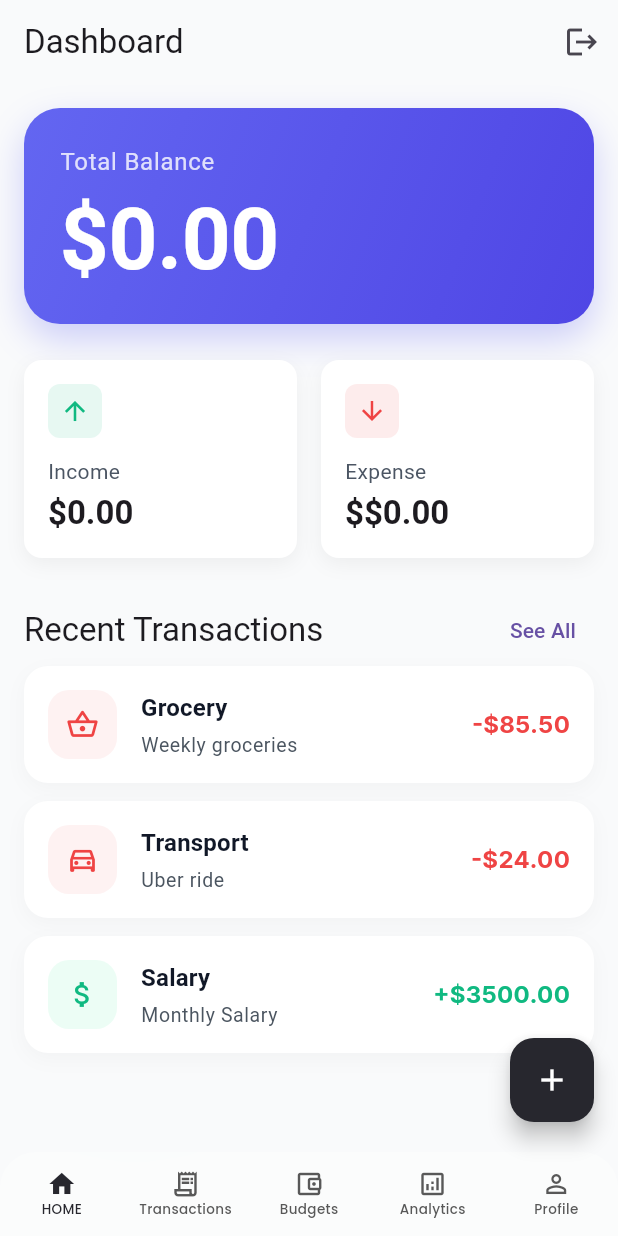
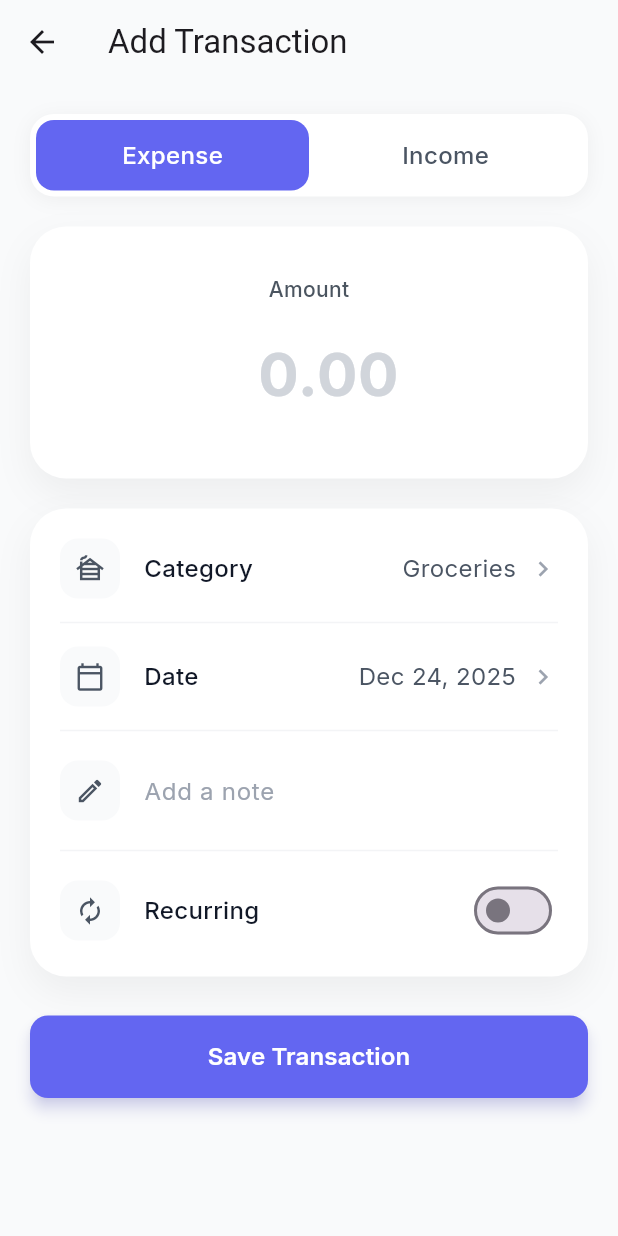
Before and after one commit to Mohsi99/obsidian_magnetar, a Flutter app: the screen it shows after launch, after a tap on the "add" icon, on a phone screen of 412 x 824 dp. Run offline on Flutter 3.47's test engine with Material 3 defaults, Android fonts, the phone set to English and light mode, and no system bars; our stand-ins replace firebase_auth, google_fonts; missing offline and left inert: dart:ffi; accounts and stored records are empty.

Commit message:
Add transaction screen and bottom navigation UI

```diff
--- a/lib/presentation/screens/bottom_navigation_bar_view/bottom_navigation_bar_screen.dart
+++ b/lib/presentation/screens/bottom_navigation_bar_view/bottom_navigation_bar_screen.dart
@@ -7,6 +7,7 @@ import 'package:obsidian_magnetar/presentation/screens/transactions/transactions
 import '../budget/budget_screen.dart';
 import '../home/home_screen.dart';
 import '../placeholder_screen.dart';
+import '../transactions/add_transaction_screen.dart';
 
 class BottomNavigationBarView extends StatefulWidget {
   const BottomNavigationBarView({super.key});
@@ -106,7 +107,11 @@ class _BottomNavigationBarViewState extends State<BottomNavigationBarView> {
         padding: const EdgeInsets.only(bottom: 60.0),
         child: FloatingActionButton(
           onPressed: () {
-            // TODO: Navigate to add transaction
+            Navigator.of(context).push(
+              MaterialPageRoute(
+                builder: (context) => const AddTransactionScreen(),
+              ),
+            );
           },
           backgroundColor: const Color(0xff27272E),
           child: const Icon(Icons.add, color: Colors.white),
--- a/lib/presentation/screens/home/home_screen.dart
+++ b/lib/presentation/screens/home/home_screen.dart
@@ -1,14 +1,16 @@
 import 'package:flutter/material.dart';
-import 'package:obsidian_magnetar/presentation/screens/transactions/transactions_screen.dart';
 import 'package:provider/provider.dart';
-
 
 import '../../../core/constants/app_colors.dart';
 import '../../../core/constants/app_dimensions.dart';
 import '../../../core/constants/app_strings.dart';
+
 import '../../../core/data/model/transactions_model.dart';
 import '../../../providers/currency_provider.dart';
 import '../auth/login_screen.dart';
+import '../transactions/transactions_screen.dart';
+
+import '../transactions/add_transaction_screen.dart';
 import '../transactions/widget/transaction_list_item.dart';
 
 class HomeScreen extends StatefulWidget {
@@ -168,7 +170,7 @@ class _HomeScreenState extends State<HomeScreen> {
             Expanded(
               child: _buildSummaryCard(
                 AppStrings.expense,
-                '${context.watch<CurrencyProvider>().currency.symbol}\$0.00',
+                '${context.watch<CurrencyProvider>().currency.symbol}0.00',
                 AppColors.danger500,
                 Icons.arrow_downward,
               ),
@@ -196,6 +198,7 @@ class _HomeScreenState extends State<HomeScreen> {
             ),
           ],
         ),
+        const SizedBox(height: 12),
         ListView.separated(
           shrinkWrap: true,
           physics: const NeverScrollableScrollPhysics(),
--- /dev/null
+++ b/lib/presentation/screens/transactions/add_transaction_screen.dart
@@ -0,0 +1,370 @@
+import 'package:flutter/material.dart';
+import 'package:google_fonts/google_fonts.dart';
+import 'package:intl/intl.dart';
+import 'package:obsidian_magnetar/core/constants/app_colors.dart';
+import 'package:obsidian_magnetar/core/data/model/transactions_model.dart';
+
+class AddTransactionScreen extends StatefulWidget {
+  const AddTransactionScreen({super.key});
+
+  @override
+  State<AddTransactionScreen> createState() => _AddTransactionScreenState();
+}
+
+class _AddTransactionScreenState extends State<AddTransactionScreen> {
+  TransactionType _selectedType = TransactionType.expense;
+  final TextEditingController _amountController = TextEditingController();
+  final TextEditingController _noteController = TextEditingController();
+  DateTime _selectedDate = DateTime.now();
+  String _selectedCategory = 'Groceries';
+  bool _isRecurring = false;
+
+  @override
+  void dispose() {
+    _amountController.dispose();
+    _noteController.dispose();
+    super.dispose();
+  }
+
+  Future<void> _selectDate(BuildContext context) async {
+    final DateTime? picked = await showDatePicker(
+        context: context,
+        initialDate: _selectedDate,
+        firstDate: DateTime(2000),
+        lastDate: DateTime(2100));
+    if (picked != null && picked != _selectedDate) {
+      setState(() {
+        _selectedDate = picked;
+      });
+    }
+  }
+
+  @override
+  Widget build(BuildContext context) {
+    return Scaffold(
+      backgroundColor: const Color(0xFFF9FAFB),
+      appBar: AppBar(
+        title: Text("Add Transaction"),
+        leading: IconButton(onPressed: (){
+          Navigator.pop(context);
+        }, icon:  const Icon(Icons.arrow_back),),
+        elevation: 0,
+        backgroundColor: Colors.transparent,
+      ),
+        body: SafeArea(child: SingleChildScrollView(
+          child: Padding(padding: EdgeInsets.all(20),child: Column(
+            crossAxisAlignment: CrossAxisAlignment.stretch,
+            children: [
+              _buildTypeSelector(),
+              const SizedBox(height: 20),
+              _buildAmountInput(),
+              const SizedBox(height: 20),
+              _buildFormCard(),
+              const SizedBox(height: 26),
+              ElevatedButton(onPressed: (){Navigator.pop(context);},
+
+                style:  ElevatedButton.styleFrom(
+                  backgroundColor: AppColors.primary500,
+                  foregroundColor: Colors.white,
+                  padding: const EdgeInsets.symmetric(vertical: 16),
+                  shape: RoundedRectangleBorder(
+                    borderRadius: BorderRadius.circular(12),
+                  ),
+                  elevation: 4,
+                  shadowColor: AppColors.primary500.withValues(alpha: 0.4),
+                ),
+
+                child:Text(
+                'Save Transaction',
+                style: GoogleFonts.inter(
+                  fontSize: 16,
+                  fontWeight: FontWeight.w600,
+                ),
+              ), )
+            ],
+          ),),
+        )),
+    );
+  }
+
+  Widget _buildTypeSelector() {
+    return Container(
+      padding: EdgeInsets.all(4),
+      decoration: BoxDecoration(
+        color: Colors.white,
+        borderRadius: BorderRadius.circular(16),
+        boxShadow: [
+          BoxShadow(
+            color: Colors.black.withValues(alpha: 0.05),
+            blurRadius: 10,
+            offset: const Offset(0, 2),
+          ),
+        ],
+      ),
+      child: Row(
+        children: [
+          Expanded(
+              child: _buildTypeButton(
+            title: "Expense",
+            isSelected: _selectedType == TransactionType.expense,
+            onTap: () =>
+                setState(() => _selectedType = TransactionType.expense),
+          )),
+          Expanded(
+              child: _buildTypeButton(
+            title: "Income",
+            isSelected: _selectedType == TransactionType.income,
+            onTap: () => setState(() => _selectedType = TransactionType.income),
+          )),
+        ],
+      ),
+    );
+  }
+
+  Widget _buildTypeButton({
+    required String title,
+    required bool isSelected,
+    required VoidCallback onTap,
+  }) {
+    return GestureDetector(
+      onTap: onTap,
+      child: AnimatedContainer(
+        duration: Duration(milliseconds: 200),
+        padding: const EdgeInsets.symmetric(vertical: 12),
+        decoration: BoxDecoration(
+          color: isSelected ? AppColors.primary500 : Colors.transparent,
+          borderRadius: BorderRadius.circular(12),
+        ),
+        alignment: Alignment.center,
+        child: Text(
+          title,
+          style: GoogleFonts.inter(
+            fontSize: 16,
+            fontWeight: FontWeight.w500,
+            color: isSelected ? Colors.white : AppColors.gray600,
+          ),
+        ),
+      ),
+    );
+  }
+
+  Widget _buildAmountInput() {
+    return Container(
+      padding: EdgeInsets.symmetric(
+        horizontal: 24,
+        vertical: 32,
+      ),
+      decoration: BoxDecoration(
+        color: Colors.white,
+        borderRadius: BorderRadius.circular(24),
+        boxShadow: [
+          BoxShadow(
+            color: Colors.black.withValues(alpha: 0.05),
+            blurRadius: 20,
+            offset: const Offset(0, 10),
+          ),
+        ],
+      ),
+      child: Column(
+        children: [
+          Text(
+            "Amount",
+            style: GoogleFonts.inter(
+              fontSize: 14,
+              color: AppColors.gray500,
+              fontWeight: FontWeight.w500,
+            ),
+          ),
+          SizedBox(
+            height: 8,
+          ),
+          TextField(
+            controller: _amountController,
+            keyboardType: const TextInputType.numberWithOptions(decimal: true),
+            textAlign: TextAlign.center,
+            style: GoogleFonts.inter(
+              fontSize: 40,
+              fontWeight: FontWeight.w700,
+              color: AppColors.gray900,
+            ),
+            decoration: InputDecoration(
+              border: InputBorder.none,
+              focusedBorder: InputBorder.none,
+              enabledBorder: InputBorder.none,
+              prefixText: "\$",
+              prefixStyle: GoogleFonts.inter(
+                fontSize: 40,
+                fontWeight: FontWeight.w700,
+                color: AppColors.gray900,
+              ),
+              hintText: '0.00',
+              hintStyle: GoogleFonts.inter(
+                color: AppColors.gray300,
+              ),
+            ),
+          )
+        ],
+      ),
+    );
+  }
+
+  Widget _buildFormCard() {
+    return Container(
+      padding: const EdgeInsets.all(20),
+      decoration: BoxDecoration(
+        color: Colors.white,
+        borderRadius: BorderRadius.circular(24),
+        boxShadow: [
+          BoxShadow(
+            color: Colors.black.withValues(alpha: 0.05),
+            blurRadius: 20,
+            offset: const Offset(0, 10),
+          ),
+        ],
+      ),
+      child: Column(
+        children: [
+          _buildFormRow(
+              icon: Icons.cabin_outlined,
+              label: "Category",
+              value: _selectedCategory,
+              onTap: () {},showArrow: true),
+          const Divider(height: 32, color: AppColors.gray100),
+          _buildFormRow(
+            icon: Icons.calendar_today_outlined,
+            label: 'Date',
+            value: DateFormat('MMM dd, yyyy').format(_selectedDate),
+            onTap: () => _selectDate(context),
+            showArrow: true,
+          ),
+          const Divider(height: 32, color: AppColors.gray100),
+          _buildNoteInput(),
+          const Divider(height: 32, color: AppColors.gray100),
+          _buildSwitchRow(
+            icon: Icons.autorenew,
+            label: 'Recurring',
+            value: _isRecurring,
+            onChanged: (val) => setState(() => _isRecurring = val),
+          ),
+        ],
+      ),
+    );
+  }
+
+  Widget _buildFormRow({
+    required IconData icon,
+    required String label,
+    required String value,
+    required VoidCallback onTap,
+    bool showArrow = false,
+  }) {
+    return InkWell(
+      onTap: onTap,
+      child: Row(
+        children: [
+          Container(
+            padding: const EdgeInsets.all(10),
+            decoration: BoxDecoration(
+              color: AppColors.gray50,
+              borderRadius: BorderRadius.circular(12),
+            ),
+            child: Icon(icon, color: AppColors.gray600, size: 20),
+          ),
+          SizedBox(
+            width: 16,
+          ),
+          Expanded(
+            child: Text(
+              label,
+              style: GoogleFonts.inter(
+                fontSize: 16,
+                fontWeight: FontWeight.w500,
+                color: AppColors.gray900,
+              ),
+            ),
+          ),
+          Text(
+            value,
+            style: GoogleFonts.inter(
+              fontSize: 16,
+              color: AppColors.gray600,
+            ),
+          ),
+          if (showArrow) ...[
+            const SizedBox(width: 8),
+            const Icon(Icons.chevron_right, color: AppColors.gray400, size: 20),
+          ],
+        ],
+      ),
+    );
+  }
+
+  Widget _buildNoteInput() {
+    return Row(
+      children: [
+        Container(
+          padding: const EdgeInsets.all(10),
+          decoration: BoxDecoration(
+            color: AppColors.gray50,
+            borderRadius: BorderRadius.circular(12),
+          ),
+          child: const Icon(Icons.edit_outlined,
+              color: AppColors.gray600, size: 20),
+        ),
+        const SizedBox(width: 16),
+        Expanded(
+            child: TextField(
+          controller: _noteController,
+          style: GoogleFonts.inter(
+            fontSize: 16,
+          ),
+          decoration: InputDecoration(
+            hintText: "Add a note",
+            hintStyle: GoogleFonts.inter(color: AppColors.gray400),
+            border: InputBorder.none,
+            focusedBorder: InputBorder.none,
+            enabledBorder: InputBorder.none,
+            contentPadding: EdgeInsets.zero,
+            filled: false,
+          ),
+        ))
+      ],
+    );
+  }
+
+  Widget _buildSwitchRow({
+    required IconData icon,
+    required String label,
+    required bool value,
+    required ValueChanged<bool> onChanged,
+  }) {
+    return Row(
+      children: [
+        Container(
+          padding: const EdgeInsets.all(10),
+          decoration: BoxDecoration(
+            color: AppColors.gray50,
+            borderRadius: BorderRadius.circular(12),
+          ),
+          child: Icon(icon, color: AppColors.gray600, size: 20),
+        ),
+        const SizedBox(width: 16),
+        Expanded(
+          child: Text(
+            label,
+            style: GoogleFonts.inter(
+              fontSize: 16,
+              fontWeight: FontWeight.w500,
+              color: AppColors.gray900,
+            ),
+          ),
+        ),
+        Switch.adaptive(
+          value: value,
+          onChanged: onChanged,
+          activeColor: AppColors.primary500,
+        ),
+      ],
+    );
+  }
+}
--- a/lib/providers/currency_provider.dart
+++ b/lib/providers/currency_provider.dart
@@ -59,3 +59,15 @@ class CurrencyProvider extends ChangeNotifier{
   }
 
 }
+class ConterProvider with ChangeNotifier{
+  int _count = 0;
+   int get count => _count ;
+   set count (int value){
+     _count = value;
+     notifyListeners();
+   }
+   void increment(){
+     _count ++;
+     notifyListeners();
+   }
+}
--- a/pubspec.yaml
+++ b/pubspec.yaml
@@ -36,6 +36,7 @@ dependencies:
   cupertino_icons: ^1.0.8
   google_fonts: ^6.1.0
   provider: ^6.1.1
+  intl: ^0.18.1
   firebase_core: ^2.24.0
   firebase_auth: ^4.15.0
   cloud_firestore: ^4.13.0
```
Also changed, not shown: pubspec.lock.
